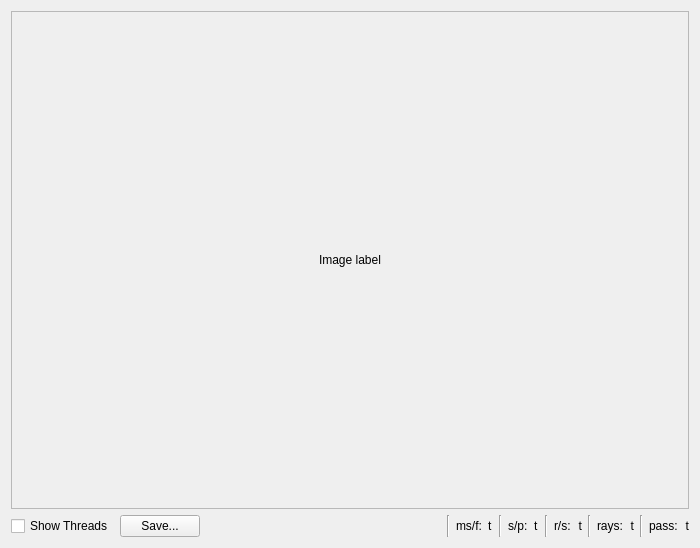
cppd/math, file src/gui/painter_window/painter_window_2d.ui: the form before one commit.
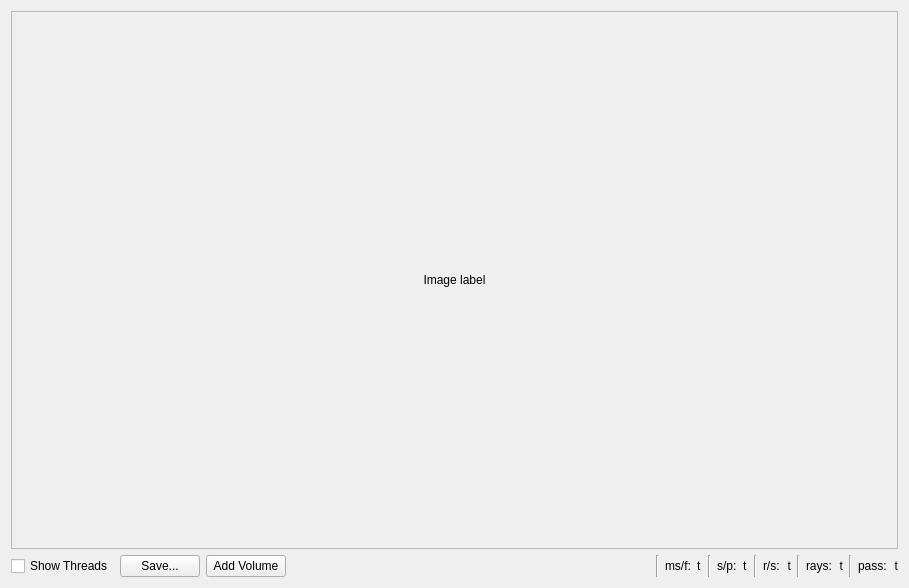
The form after the commit.

Commit message: painter volume

The edit to the form file:
```diff
--- a/src/gui/painter_window/painter_window_2d.ui
+++ b/src/gui/painter_window/painter_window_2d.ui
@@ -6,8 +6,8 @@
    <rect>
     <x>0</x>
     <y>0</y>
-    <width>700</width>
-    <height>548</height>
+    <width>909</width>
+    <height>588</height>
    </rect>
   </property>
   <property name="windowTitle">
@@ -24,8 +24,8 @@
        <rect>
         <x>0</x>
         <y>0</y>
-        <width>680</width>
-        <height>497</height>
+        <width>877</width>
+        <height>507</height>
        </rect>
       </property>
       <layout class="QVBoxLayout" name="verticalLayout_2">
@@ -59,6 +59,13 @@
        </property>
       </widget>
      </item>
+     <item>
+      <widget class="QPushButton" name="pushButton_add_volume">
+       <property name="text">
+        <string>Add Volume</string>
+       </property>
+      </widget>
+     </item>
      <item>
       <spacer name="horizontalSpacer">
        <property name="orientation">
```
The commit also changes 3 other files.
